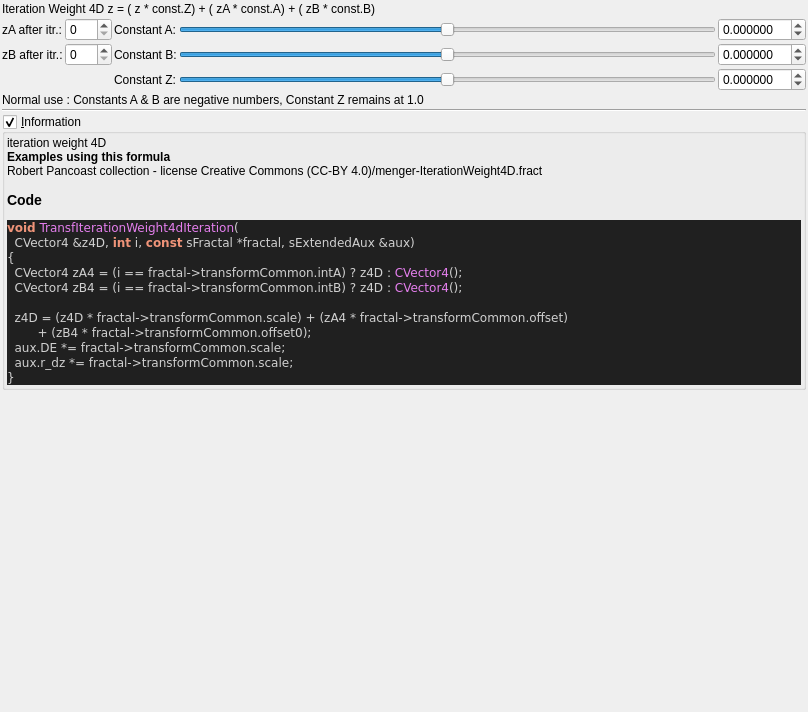
Old version of the form mandelbulber2/formula/ui/fractal_transf_iteration_weight4d.ui in the repository buddhi1980/mandelbulber2.
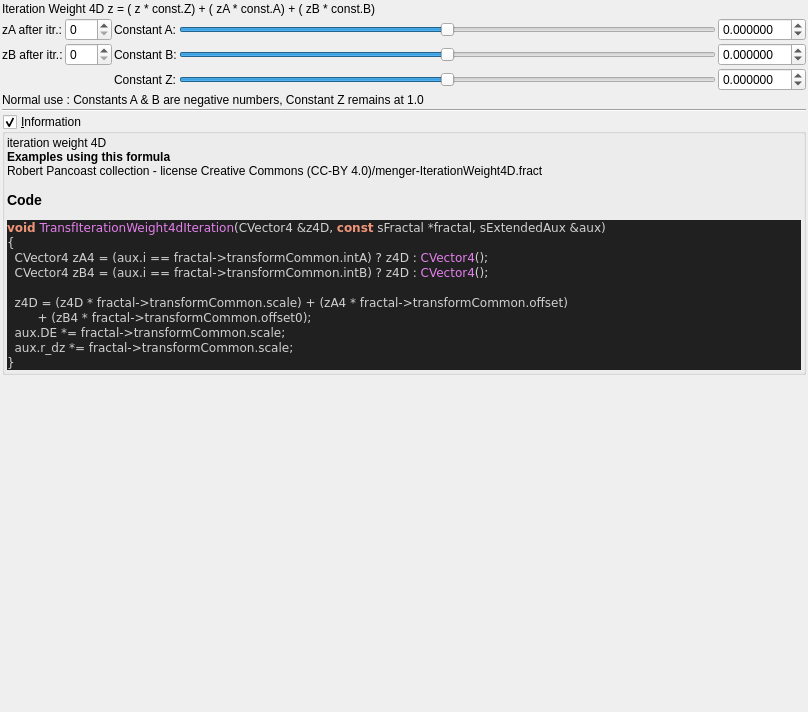
New version of the form. Custom widgets are drawn as their Qt base class.

The edit to the form file:
```diff
--- a/mandelbulber2/formula/ui/fractal_transf_iteration_weight4d.ui
+++ b/mandelbulber2/formula/ui/fractal_transf_iteration_weight4d.ui
@@ -308,11 +308,10 @@
 &lt;/table&gt;
 &lt;br&gt;&lt;b&gt;Examples using this formula&lt;/b&gt;&lt;br&gt;Robert Pancoast collection - license Creative Commons (CC-BY 4.0)/menger-IterationWeight4D.fract&lt;h3&gt;Code&lt;/h3&gt;
 &lt;body style=&quot;background-color:#202020&quot;&gt;
-&lt;pre style=&quot;color:#d0d0d0; background-color:#202020;  font-family:'Courier New',monospace;&quot;&gt;&lt;span style=&quot;color:#f09479; font-weight:bold&quot;&gt;void&lt;/span&gt; &lt;span style=&quot;color:#e47eed&quot;&gt;TransfIterationWeight4dIteration&lt;/span&gt;&lt;span style=&quot;color:#d0d0d0&quot;&gt;(&lt;/span&gt;
-  CVector4 &lt;span style=&quot;color:#d0d0d0&quot;&gt;&amp;amp;&lt;/span&gt;z4D&lt;span style=&quot;color:#d0d0d0&quot;&gt;,&lt;/span&gt; &lt;span style=&quot;color:#f09479; font-weight:bold&quot;&gt;int&lt;/span&gt; i&lt;span style=&quot;color:#d0d0d0&quot;&gt;,&lt;/span&gt; &lt;span style=&quot;color:#f09479; font-weight:bold&quot;&gt;const&lt;/span&gt; sFractal &lt;span style=&quot;color:#d0d0d0&quot;&gt;*&lt;/span&gt;fractal&lt;span style=&quot;color:#d0d0d0&quot;&gt;,&lt;/span&gt; sExtendedAux &lt;span style=&quot;color:#d0d0d0&quot;&gt;&amp;amp;&lt;/span&gt;aux&lt;span style=&quot;color:#d0d0d0&quot;&gt;)&lt;/span&gt;
+&lt;pre style=&quot;color:#d0d0d0; background-color:#202020;  font-family:'Courier New',monospace;&quot;&gt;&lt;span style=&quot;color:#f09479; font-weight:bold&quot;&gt;void&lt;/span&gt; &lt;span style=&quot;color:#e47eed&quot;&gt;TransfIterationWeight4dIteration&lt;/span&gt;&lt;span style=&quot;color:#d0d0d0&quot;&gt;(&lt;/span&gt;CVector4 &lt;span style=&quot;color:#d0d0d0&quot;&gt;&amp;amp;&lt;/span&gt;z4D&lt;span style=&quot;color:#d0d0d0&quot;&gt;,&lt;/span&gt; &lt;span style=&quot;color:#f09479; font-weight:bold&quot;&gt;const&lt;/span&gt; sFractal &lt;span style=&quot;color:#d0d0d0&quot;&gt;*&lt;/span&gt;fractal&lt;span style=&quot;color:#d0d0d0&quot;&gt;,&lt;/span&gt; sExtendedAux &lt;span style=&quot;color:#d0d0d0&quot;&gt;&amp;amp;&lt;/span&gt;aux&lt;span style=&quot;color:#d0d0d0&quot;&gt;)&lt;/span&gt;
 &lt;span style=&quot;color:#d0d0d0&quot;&gt;{&lt;/span&gt;
-  CVector4 zA4 &lt;span style=&quot;color:#d0d0d0&quot;&gt;= (&lt;/span&gt;i &lt;span style=&quot;color:#d0d0d0&quot;&gt;==&lt;/span&gt; fractal&lt;span style=&quot;color:#d0d0d0&quot;&gt;-&amp;gt;&lt;/span&gt;transformCommon&lt;span style=&quot;color:#d0d0d0&quot;&gt;.&lt;/span&gt;intA&lt;span style=&quot;color:#d0d0d0&quot;&gt;)&lt;/span&gt; ? z4D &lt;span style=&quot;color:#d0d0d0&quot;&gt;:&lt;/span&gt; &lt;span style=&quot;color:#e47eed&quot;&gt;CVector4&lt;/span&gt;&lt;span style=&quot;color:#d0d0d0&quot;&gt;();&lt;/span&gt;
-  CVector4 zB4 &lt;span style=&quot;color:#d0d0d0&quot;&gt;= (&lt;/span&gt;i &lt;span style=&quot;color:#d0d0d0&quot;&gt;==&lt;/span&gt; fractal&lt;span style=&quot;color:#d0d0d0&quot;&gt;-&amp;gt;&lt;/span&gt;transformCommon&lt;span style=&quot;color:#d0d0d0&quot;&gt;.&lt;/span&gt;intB&lt;span style=&quot;color:#d0d0d0&quot;&gt;)&lt;/span&gt; ? z4D &lt;span style=&quot;color:#d0d0d0&quot;&gt;:&lt;/span&gt; &lt;span style=&quot;color:#e47eed&quot;&gt;CVector4&lt;/span&gt;&lt;span style=&quot;color:#d0d0d0&quot;&gt;();&lt;/span&gt;
+  CVector4 zA4 &lt;span style=&quot;color:#d0d0d0&quot;&gt;= (&lt;/span&gt;aux&lt;span style=&quot;color:#d0d0d0&quot;&gt;.&lt;/span&gt;i &lt;span style=&quot;color:#d0d0d0&quot;&gt;==&lt;/span&gt; fractal&lt;span style=&quot;color:#d0d0d0&quot;&gt;-&amp;gt;&lt;/span&gt;transformCommon&lt;span style=&quot;color:#d0d0d0&quot;&gt;.&lt;/span&gt;intA&lt;span style=&quot;color:#d0d0d0&quot;&gt;)&lt;/span&gt; ? z4D &lt;span style=&quot;color:#d0d0d0&quot;&gt;:&lt;/span&gt; &lt;span style=&quot;color:#e47eed&quot;&gt;CVector4&lt;/span&gt;&lt;span style=&quot;color:#d0d0d0&quot;&gt;();&lt;/span&gt;
+  CVector4 zB4 &lt;span style=&quot;color:#d0d0d0&quot;&gt;= (&lt;/span&gt;aux&lt;span style=&quot;color:#d0d0d0&quot;&gt;.&lt;/span&gt;i &lt;span style=&quot;color:#d0d0d0&quot;&gt;==&lt;/span&gt; fractal&lt;span style=&quot;color:#d0d0d0&quot;&gt;-&amp;gt;&lt;/span&gt;transformCommon&lt;span style=&quot;color:#d0d0d0&quot;&gt;.&lt;/span&gt;intB&lt;span style=&quot;color:#d0d0d0&quot;&gt;)&lt;/span&gt; ? z4D &lt;span style=&quot;color:#d0d0d0&quot;&gt;:&lt;/span&gt; &lt;span style=&quot;color:#e47eed&quot;&gt;CVector4&lt;/span&gt;&lt;span style=&quot;color:#d0d0d0&quot;&gt;();&lt;/span&gt;
 
   z4D &lt;span style=&quot;color:#d0d0d0&quot;&gt;= (&lt;/span&gt;z4D &lt;span style=&quot;color:#d0d0d0&quot;&gt;*&lt;/span&gt; fractal&lt;span style=&quot;color:#d0d0d0&quot;&gt;-&amp;gt;&lt;/span&gt;transformCommon&lt;span style=&quot;color:#d0d0d0&quot;&gt;.&lt;/span&gt;scale&lt;span style=&quot;color:#d0d0d0&quot;&gt;) + (&lt;/span&gt;zA4 &lt;span style=&quot;color:#d0d0d0&quot;&gt;*&lt;/span&gt; fractal&lt;span style=&quot;color:#d0d0d0&quot;&gt;-&amp;gt;&lt;/span&gt;transformCommon&lt;span style=&quot;color:#d0d0d0&quot;&gt;.&lt;/span&gt;offset&lt;span style=&quot;color:#d0d0d0&quot;&gt;)&lt;/span&gt;
         &lt;span style=&quot;color:#d0d0d0&quot;&gt;+ (&lt;/span&gt;zB4 &lt;span style=&quot;color:#d0d0d0&quot;&gt;*&lt;/span&gt; fractal&lt;span style=&quot;color:#d0d0d0&quot;&gt;-&amp;gt;&lt;/span&gt;transformCommon&lt;span style=&quot;color:#d0d0d0&quot;&gt;.&lt;/span&gt;offset0&lt;span style=&quot;color:#d0d0d0&quot;&gt;);&lt;/span&gt;
```
